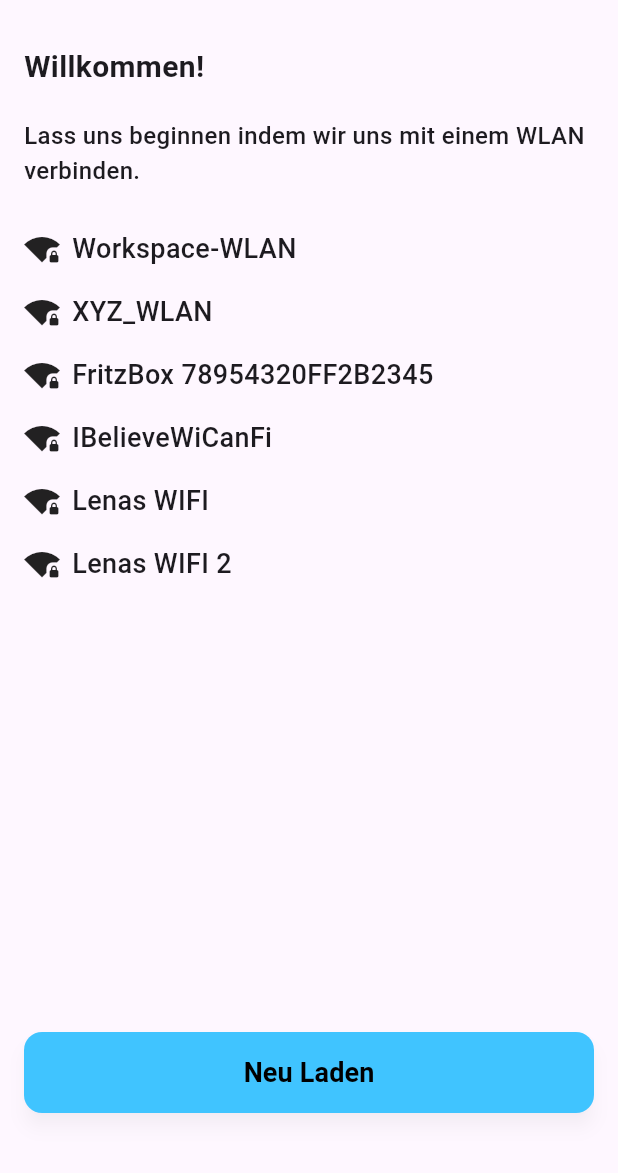
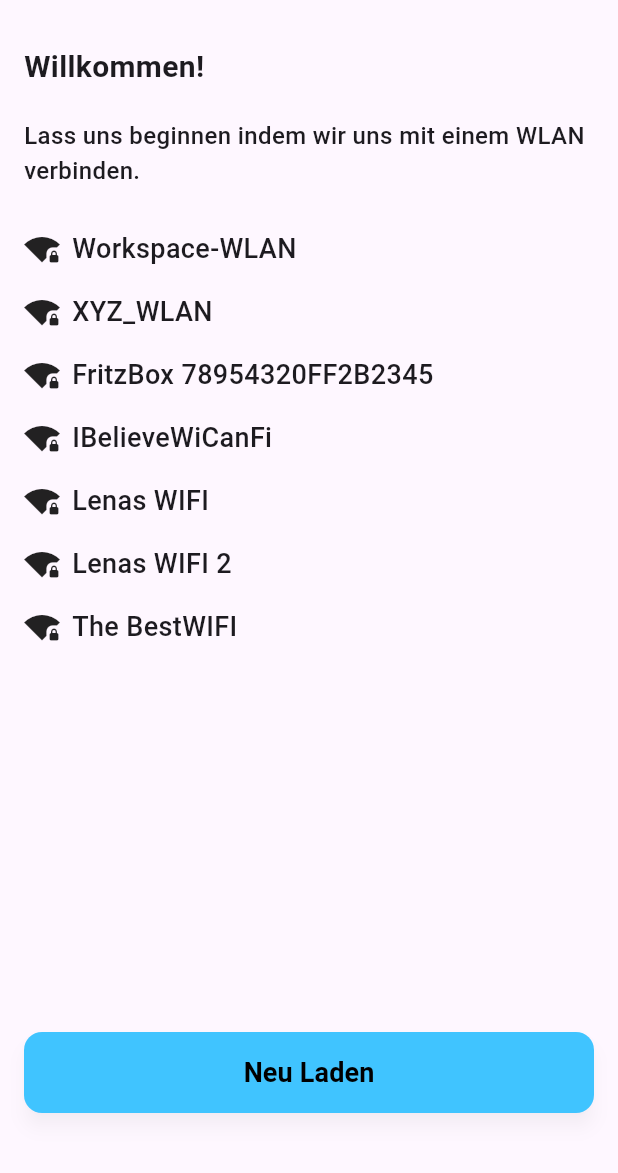
Before and after one commit to VladyslavaLila/wlan-connector, a Flutter app: the screen it shows after launch, on a phone screen of 412 x 824 dp, the part 63-1236 px from its top. Run offline on Flutter 3.47's test engine with Material 3 defaults, Android fonts, the phone set to English and light mode, and no system bars; our stand-ins replace flutter_bloc, freezed_annotation.

Commit message:
Add bloc for state management and create events

```diff
--- /dev/null
+++ b/wlan_connector/devtools_options.yaml
@@ -0,0 +1,3 @@
+description: This file stores settings for Dart & Flutter DevTools.
+documentation: https://docs.flutter.dev/tools/devtools/extensions#configure-extension-enablement-states
+extensions:
--- /dev/null
+++ b/wlan_connector/lib/bloc/wlan_bloc.dart
@@ -0,0 +1,72 @@
+import 'dart:math';
+
+import 'package:wlan_connector/constants/refresh_status.dart';
+import 'package:wlan_connector/bloc/wlan_event.dart';
+import 'package:wlan_connector/bloc/wlan_state.dart';
+import 'package:flutter_bloc/flutter_bloc.dart';
+import 'package:wlan_connector/constants/connection_quality.dart';
+import 'package:wlan_connector/constants/validation_status.dart';
+import 'package:wlan_connector/model/wlan.dart';
+
+class WlanBloc extends Bloc<WlanEvent, WlanState> {
+  WlanBloc() : super(const WlanState()) {
+    on<WlanEvent>(
+      (event, emit) async {
+        await event.when(
+          getConnections: () => _getConnections(emit),
+          refreshConnections: () => _refreshConnections(emit),
+          obscurePassword: (bool obscurePassword) => _obscurePassword(emit, obscurePassword),
+          validatePassword: (String? password) => _validatePassword(emit, password),
+        );
+      },
+    );
+  }
+
+  List<Wlan> _getWlanConnections() {
+    List<Map<String, dynamic>> rawData = [
+      {'name': 'Workspace-WLAN', 'connectionQuality': ConnectionQuality.low, 'isLocked': true},
+      {'name': 'XYZ_WLAN', 'connectionQuality': ConnectionQuality.medium, 'isLocked': true},
+      {'name': 'FritzBox 78954320FF2B2345', 'connectionQuality': ConnectionQuality.high, 'isLocked': false},
+      {'name': 'IBelieveWiCanFi', 'connectionQuality': ConnectionQuality.high, 'isLocked': true},
+      {'name': 'Lenas WIFI', 'connectionQuality': ConnectionQuality.high, 'isLocked': false},
+      {'name': 'Lenas WIFI 2', 'connectionQuality': ConnectionQuality.low, 'isLocked': true},
+      {'name': 'The BestWIFI', 'connectionQuality': ConnectionQuality.high, 'isLocked': false},
+    ];
+
+    return rawData.map((data) {
+      return Wlan(
+        name: data['name'],
+        connectionQuality: data['connectionQuality'],
+        isLocked: data['isLocked'],
+      );
+    }).toList();
+  }
+
+  Future<void> _obscurePassword(Emitter<WlanState> emit, bool obscurePassword) async {
+    emit(state.copyWith(obscurePassword: !(state.obscurePassword ?? true)));
+  }
+
+  Future<void> _validatePassword(Emitter<WlanState> emit, String? password) async {
+    if (password != null && password.isNotEmpty) {
+      emit(state.copyWith(validationStatus: ValidationStatus.success));
+    } else {
+      emit(state.copyWith(validationStatus: ValidationStatus.error));
+    }
+  }
+
+  Future<void> _getConnections(Emitter<WlanState> emit) async {
+    emit(state.copyWith(wlanConnections: _getWlanConnections()));
+  }
+
+  Future<void> _refreshConnections(Emitter<WlanState> emit) async {
+    emit(state.copyWith(refreshStatus: RefreshStatus.loading));
+    List<Wlan> refreshedConnections = List.from(state.wlanConnections ?? []);
+    refreshedConnections.shuffle();
+    int randomItemCount = Random().nextBool() ? 6 : 8;
+    await Future.delayed(const Duration(seconds: 1));
+    emit(state.copyWith(
+      refreshStatus: RefreshStatus.success,
+      wlanConnections: refreshedConnections.take(randomItemCount).toList(),
+    ));
+  }
+}
--- /dev/null
+++ b/wlan_connector/lib/bloc/wlan_event.dart
@@ -0,0 +1,11 @@
+import 'package:freezed_annotation/freezed_annotation.dart';
+
+part 'wlan_event.freezed.dart';
+
+@freezed
+class WlanEvent with _$WlanEvent {
+  const factory WlanEvent.getConnections() = GetConnectionsEvent;
+  const factory WlanEvent.refreshConnections() = RefreshConnectionsEvent;
+  const factory WlanEvent.obscurePassword(bool obscurePassword) = ObscurePasswordEvent;
+  const factory WlanEvent.validatePassword(String? password) = ValidatePasswordEvent;
+}
--- /dev/null
+++ b/wlan_connector/lib/bloc/wlan_state.dart
@@ -0,0 +1,16 @@
+import 'package:freezed_annotation/freezed_annotation.dart';
+import 'package:wlan_connector/constants/refresh_status.dart';
+import 'package:wlan_connector/constants/validation_status.dart';
+import 'package:wlan_connector/model/wlan.dart';
+
+part 'wlan_state.freezed.dart';
+
+@freezed
+class WlanState with _$WlanState {
+  const factory WlanState({
+    RefreshStatus? refreshStatus,
+    ValidationStatus? validationStatus,
+    List<Wlan>? wlanConnections,
+    bool? obscurePassword,
+  }) = _WlanState;
+}
--- /dev/null
+++ b/wlan_connector/lib/constants/connection_quality.dart
@@ -0,0 +1 @@
+enum ConnectionQuality { low, medium, high }
--- /dev/null
+++ b/wlan_connector/lib/constants/refresh_status.dart
@@ -0,0 +1 @@
+enum RefreshStatus { loading, success, error }
--- /dev/null
+++ b/wlan_connector/lib/constants/validation_status.dart
@@ -0,0 +1 @@
+enum ValidationStatus { error, success }
--- a/wlan_connector/lib/main.dart
+++ b/wlan_connector/lib/main.dart
@@ -1,4 +1,7 @@
 import 'package:flutter/material.dart';
+import 'package:flutter_bloc/flutter_bloc.dart';
+import 'package:wlan_connector/bloc/wlan_bloc.dart';
+import 'package:wlan_connector/bloc/wlan_event.dart';
 import 'package:wlan_connector/wlan_connector_page.dart';
 
 void main() {
@@ -16,7 +19,10 @@
         colorScheme: ColorScheme.fromSeed(seedColor: Colors.deepPurple),
         useMaterial3: true,
       ),
-      home: const WlanConnectorPage(),
+      home: BlocProvider(
+        create: (context) => WlanBloc()..add(const GetConnectionsEvent()),
+        child: const WlanConnectorPage(),
+      ),
     );
   }
 }
--- a/wlan_connector/lib/model/connection_quality.dart
+++ /dev/null
@@ -1 +0,0 @@
-enum ConnectionQuality { low, medium, heigh }
--- a/wlan_connector/lib/model/wlan.dart
+++ b/wlan_connector/lib/model/wlan.dart
@@ -1,4 +1,4 @@
-import 'package:wlan_connector/model/connection_quality.dart';
+import 'package:wlan_connector/constants/connection_quality.dart';
 
 class Wlan {
   Wlan({required this.name, required this.connectionQuality, required this.isLocked});
--- /dev/null
+++ b/wlan_connector/lib/widgets/refresh_button.dart
@@ -0,0 +1,34 @@
+import 'package:flutter/material.dart';
+
+class RefreshButton extends StatelessWidget {
+  const RefreshButton({super.key, this.onPressed, required this.isLoading});
+
+  final VoidCallback? onPressed;
+  final bool isLoading;
+
+  @override
+  Widget build(BuildContext context) {
+    return ElevatedButton(
+      onPressed: onPressed,
+      style: ElevatedButton.styleFrom(
+        padding: const EdgeInsets.symmetric(vertical: 14, horizontal: 32),
+        backgroundColor: Colors.lightBlueAccent,
+        shape: RoundedRectangleBorder(
+          borderRadius: BorderRadius.circular(12),
+        ),
+        shadowColor: Colors.black.withOpacity(0.2),
+        elevation: 5,
+      ),
+      child: isLoading
+          ? const CircularProgressIndicator(color: Colors.black)
+          : const Text(
+              'Neu Laden',
+              style: TextStyle(
+                color: Colors.black,
+                fontSize: 18,
+                fontWeight: FontWeight.w600,
+              ),
+            ),
+    );
+  }
+}
--- a/wlan_connector/lib/widgets/wifi_tile.dart
+++ b/wlan_connector/lib/widgets/wifi_tile.dart
@@ -3,31 +3,38 @@ import 'package:wlan_connector/widgets/enter_password_dialog.dart';
 
 class WifiTile extends StatelessWidget {
   final String name;
+  final bool obscureText;
+  final VoidCallback obscurePassword;
 
-  WifiTile({super.key, required this.name});
+  const WifiTile({
+    super.key,
+    required this.name,
+    required this.obscureText,
+    required this.obscurePassword,
+  });
 
-  Future<void> _showTextFieldDialog(BuildContext context) async {
-    await showDialog(context: context, builder: (BuildContext context) => EnterPasswordDialog());
+  Future<void> _showTextFieldDialog(BuildContext context, bool obscureText, VoidCallback obscurePassword) async {
+    await showDialog(
+      context: context,
+      builder: (BuildContext context) => EnterPasswordDialog(),
+    );
   }
 
   @override
   Widget build(BuildContext context) {
     return InkWell(
       onTap: () async {
-        await _showTextFieldDialog(context);
+        await _showTextFieldDialog(context, obscureText, obscurePassword);
       },
       child: Padding(
         padding: const EdgeInsets.symmetric(vertical: 8),
         child: Row(
           children: [
-            Icon(Icons.wifi_lock_outlined),
-            // Icon(Icons.wifi_2_bar),
-            // Icon(Icons.signal_wifi_4_bar),
-            // Icon(Icons.signal_wifi_4_bar_lock_sharp),
+            const Icon(Icons.wifi_lock_outlined),
             const SizedBox(width: 8),
             Text(
               name,
-              style: TextStyle(
+              style: const TextStyle(
                 fontSize: 18,
                 fontWeight: FontWeight.w500,
               ),
--- a/wlan_connector/lib/wlan_connector_page.dart
+++ b/wlan_connector/lib/wlan_connector_page.dart
@@ -1,55 +1,20 @@
-import 'dart:math';
-
 import 'package:flutter/material.dart';
-import 'package:wlan_connector/model/connection_quality.dart';
-import 'package:wlan_connector/model/wlan.dart';
+import 'package:flutter_bloc/flutter_bloc.dart';
+import 'package:wlan_connector/constants/refresh_status.dart';
+import 'package:wlan_connector/bloc/wlan_bloc.dart';
+import 'package:wlan_connector/bloc/wlan_event.dart';
+import 'package:wlan_connector/bloc/wlan_state.dart';
+import 'package:wlan_connector/widgets/refresh_button.dart';
 import 'package:wlan_connector/widgets/wifi_tile.dart';
 
-class WlanConnectorPage extends StatefulWidget {
+class WlanConnectorPage extends StatelessWidget {
   const WlanConnectorPage({super.key});
 
   @override
-  State<WlanConnectorPage> createState() => _WlanConnectorPageState();
-}
-
-class _WlanConnectorPageState extends State<WlanConnectorPage> {
-  final List<Wlan> _wlanItems = [
-    Wlan(name: 'Workspace-WLAN', connectionQuality: ConnectionQuality.low, isLocked: true),
-    Wlan(name: 'XYZ_WLAN', connectionQuality: ConnectionQuality.medium, isLocked: true),
-    Wlan(name: 'FritzBox 78954320FF2B2345', connectionQuality: ConnectionQuality.heigh, isLocked: false),
-    Wlan(name: 'IBelieveWiCanFi', connectionQuality: ConnectionQuality.heigh, isLocked: true),
-    Wlan(name: 'Lenas WIFI', connectionQuality: ConnectionQuality.heigh, isLocked: false),
-    Wlan(name: 'Lenas WIFI 2', connectionQuality: ConnectionQuality.low, isLocked: true),
-    Wlan(name: 'The BestWIFI', connectionQuality: ConnectionQuality.heigh, isLocked: false),
-  ];
-
-  List<Wlan> _displayedItems = [
-    Wlan(name: 'Workspace-WLAN', connectionQuality: ConnectionQuality.low, isLocked: true),
-    Wlan(name: 'XYZ_WLAN', connectionQuality: ConnectionQuality.medium, isLocked: true),
-    Wlan(name: 'FritzBox 78954320FF2B2345', connectionQuality: ConnectionQuality.heigh, isLocked: false),
-    Wlan(name: 'IBelieveWiCanFi', connectionQuality: ConnectionQuality.heigh, isLocked: true),
-    Wlan(name: 'Lenas WIFI', connectionQuality: ConnectionQuality.heigh, isLocked: false),
-    Wlan(name: 'Lenas WIFI 2', connectionQuality: ConnectionQuality.low, isLocked: true),
-  ];
-
-  bool isLoading = false;
-
-  void _shuffleAndDisplay() async {
-    isLoading = true;
-    setState(() {});
-    await Future.delayed(const Duration(seconds: 1));
-    _wlanItems.shuffle();
-
-    int randomItemCount = Random().nextBool() ? 6 : 8;
-
-    setState(() {
-      _displayedItems = _wlanItems.take(randomItemCount).toList();
-    });
-    isLoading = false;
-  }
-
-  @override
   Widget build(BuildContext context) {
+    return BlocConsumer<WlanBloc, WlanState>(
+        listener: (context, state) {},
+        builder: (context, state) {
           return Scaffold(
             appBar: AppBar(
               title: Text('WLAN Connector', style: Theme.of(context).appBarTheme.titleTextStyle),
@@ -71,8 +36,13 @@ class _WlanConnectorPageState extends State<WlanConnectorPage> {
                   const SizedBox(height: 20),
                   Expanded(
                     child: ListView.builder(
-                itemCount: _displayedItems.length,
-                itemBuilder: (context, index) => WifiTile(name: _displayedItems[index].name),
+                      itemCount: state.wlanConnections?.length,
+                      itemBuilder: (context, index) => WifiTile(
+                        name: state.wlanConnections?[index].name ?? '',
+                        obscureText: state.obscurePassword ?? true,
+                        obscurePassword: () =>
+                            context.read<WlanBloc>().add(ObscurePasswordEvent(state.obscurePassword ?? true)),
+                      ),
                     ),
                   ),
                   const SizedBox(height: 20),
@@ -80,33 +50,19 @@ class _WlanConnectorPageState extends State<WlanConnectorPage> {
                     padding: const EdgeInsets.only(bottom: 24),
                     child: SizedBox(
                       width: double.infinity,
-                child: ElevatedButton(
-                  onPressed: _shuffleAndDisplay,
-                  style: ElevatedButton.styleFrom(
-                    padding: const EdgeInsets.symmetric(vertical: 14, horizontal: 32),
-                    backgroundColor: Colors.lightBlueAccent,
-                    shape: RoundedRectangleBorder(
-                      borderRadius: BorderRadius.circular(12),
-                    ),
-                    shadowColor: Colors.black.withOpacity(0.2),
-                    elevation: 5,
-                  ),
-                  child: isLoading
-                      ? const CircularProgressIndicator(color: Colors.black)
-                      : const Text(
-                          'Neu Laden',
-                          style: TextStyle(
-                            color: Colors.black,
-                            fontSize: 18,
-                            fontWeight: FontWeight.w600,
-                          ),
-                        ),
-                ),
+                      child: RefreshButton(
+                          onPressed: state.refreshStatus == RefreshStatus.loading
+                              ? null
+                              : () {
+                                  context.read<WlanBloc>().add(const RefreshConnectionsEvent());
+                                },
+                          isLoading: state.refreshStatus == RefreshStatus.loading),
                     ),
                   ),
                 ],
               ),
             ),
           );
+        });
   }
 }
--- a/wlan_connector/pubspec.yaml
+++ b/wlan_connector/pubspec.yaml
@@ -30,6 +30,9 @@ environment:
 dependencies:
   flutter:
     sdk: flutter
+  flutter_bloc: ^8.1.6
+  freezed: ^2.5.7
+  freezed_annotation: ^2.4.4
 
 
   # The following adds the Cupertino Icons font to your application.
@@ -37,6 +40,7 @@ dependencies:
   cupertino_icons: ^1.0.8
 
 dev_dependencies:
+  build_runner: ^2.4.11
   flutter_test:
     sdk: flutter
 
```
Also changed, not shown: wlan_connector/lib/widgets/enter_password_dialog.dart (+38 -20 lines), wlan_connector/lib/bloc/wlan_event.freezed.dart (added), wlan_connector/lib/bloc/wlan_state.freezed.dart (added), wlan_connector/pubspec.lock. Lines whose indentation alone changed are shown as unchanged.
